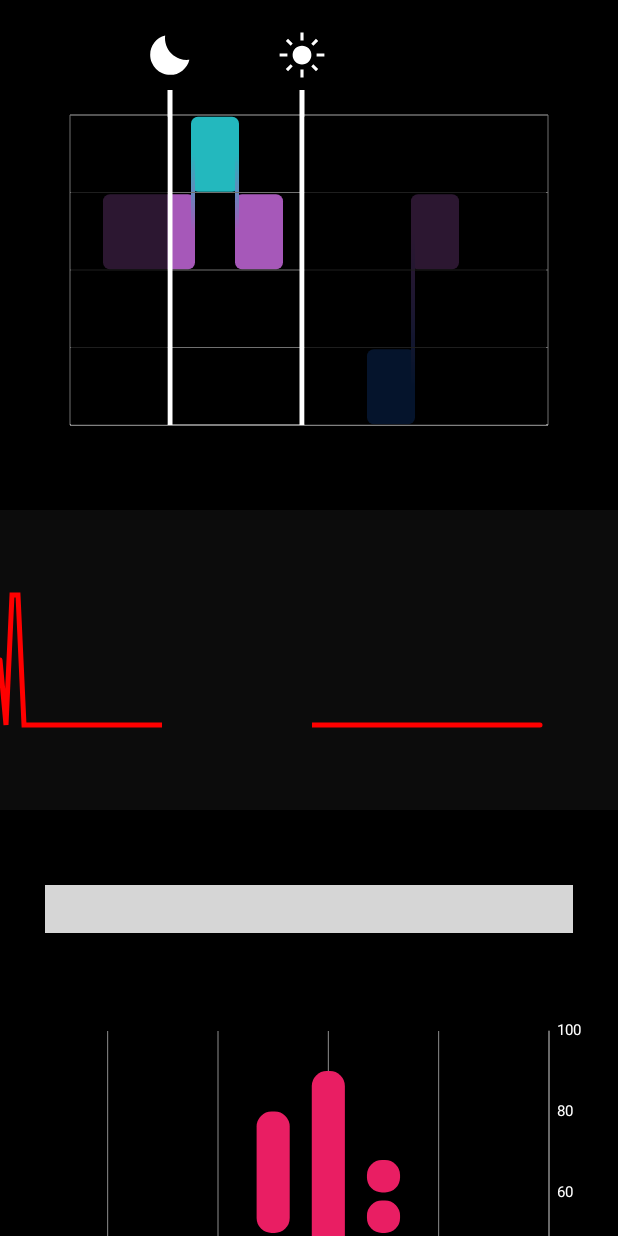
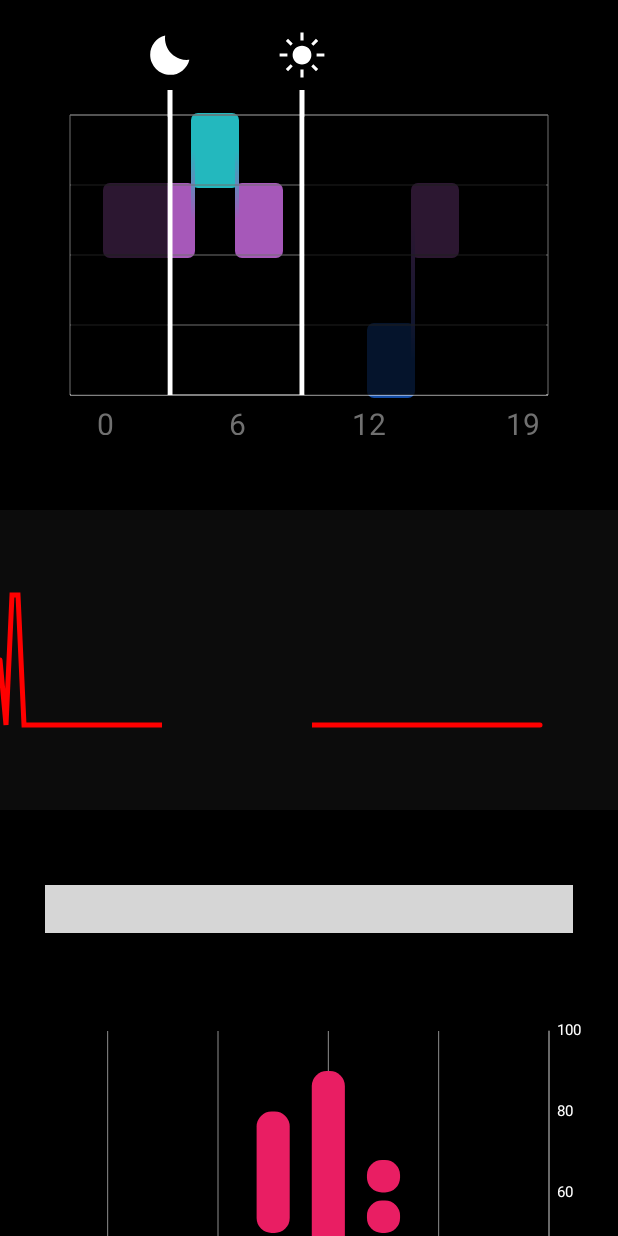
Before and after one commit to Conzumex/muse-android-libraries, an Android app: the screen it shows after launch (MainActivity), on a phone screen of 412 x 824 dp. Run offline under Robolectric (Android 15) with nearby library versions, the phone set to English and light mode, and no system bars; plain views replace ArcPointer; Roboto replaces fonts that are not available here; 14 statements that could not run were skipped; grey boxes are pictures that could not be loaded.

Commit message:
SleepStageRangeGraph fixes for labels xAxis

```diff
--- a/app/src/main/java/com/conzumex/muselibraries/MainActivity.java
+++ b/app/src/main/java/com/conzumex/muselibraries/MainActivity.java
@@ -295,7 +295,8 @@ public class MainActivity extends AppCompatActivity {
         rangeEntries.add(new SleepEntry(14,2,16));
 
         sleepGraphRange.loadData(rangeEntries);
-        sleepGraphRange.setRangeX(4,8);
+//        sleepGraphRange.setRangeX(4,8);
+        sleepGraphRange.setTextSize(30);
 //        sleepGraphRange.setMaxXvalue(8521);
         new Handler().postDelayed(()->{
             SleepStageRangeGraph.AnimateRanges(sleepGraphRange,5,11,1000);
--- a/mfmeter/src/main/java/com/conzumex/mfmeter/sleepgraph/SleepStageRangeGraph.java
+++ b/mfmeter/src/main/java/com/conzumex/mfmeter/sleepgraph/SleepStageRangeGraph.java
@@ -37,6 +37,7 @@ public class SleepStageRangeGraph extends View {
     int chartWidth,chartHeight;
     float chartValueMinx, chartValueMaxX;
     int axisSpace = 10;
+    int axisSpaceX = 10;
     int chartOffsetV = 0,chartOffsetH = 20;
     int chartOffsetTop = 0;
     int rangeIconPadding = 10;
@@ -190,14 +191,14 @@ public class SleepStageRangeGraph extends View {
         parentViewWidth = getWidth();
         parentViewHeight = getHeight();
         chartWidth = parentViewWidth-axisSpace;
-        chartHeight = parentViewHeight-axisSpace;
+        chartHeight = (int) (parentViewHeight-axisSpaceX-textSize);
 
-        if(isInEditMode()) {
-            int tempHeight = 700;
-            chartHeight = tempHeight - 100;
-            colorBackground = Color.BLACK;
-            enableGridY = true;
-        }
+//        if(isInEditMode()) {
+//            int tempHeight = 700;
+//            chartHeight = tempHeight - 100;
+//            colorBackground = Color.BLACK;
+//            enableGridY = true;
+//        }
 
         chartGraphHeight = chartHeight - chartOffsetTop;
         chartGraphWidth = chartWidth - chartOffsetH - chartPaddingH;
@@ -439,28 +440,11 @@ public class SleepStageRangeGraph extends View {
     }
 
     void drawLabels(Canvas canvas){
-        labelPaint.setColor(colorTemp);
-        if(yAXisDirection == Direction.RIGHT)
-            labelPaint.setTextAlign(Paint.Align.LEFT);
-        else
-            labelPaint.setTextAlign(Paint.Align.RIGHT);
+        //for x labels
         labelPaint.setTextSize(textSize);
-        Set<Float> yVals = SleepEntry.yValsUnique(minYvalue,maxYvalue,yGranularity);
-        labelPaint.setColor(colorYLabel);
-//        for(Float yVal : yVals){
-//            float yPos = (yVal + 1) * yDotValue;
-//            yPos = yPos +chartGraphStartY - chartOffsetTop;
-//            float labelVal = (yPos/yDotValue)-1;
-//            yPos = yPos - (yDotValue/2);
-//            yPos = chartHeight - yPos;
-//            if(changeLabelColors)
-//                labelPaint.setColor(getPosColor((int)labelVal));
-//            canvas.drawText(labelYFormatter.getLabel(labelVal),getXPos(XPos.YAXIS_LABEL),yPos+(textSize/2),labelPaint);
-//        }
-
-        //for x labels
         labelPaint.setColor(colorXLabel);
         gridPaint.setColor(gridYColor);
+        Log.d("SlRange","called");
         float xLabelInterval = (chartGraphWidth)/labelCount;
         //for the edge lines
         float startGridXpos = getXPos(XPos.GRID_X_START);
@@ -477,7 +461,7 @@ public class SleepStageRangeGraph extends View {
             labelPaint.setColor(colorEdgeHighlight);
         }
         float xValueStart = 0;
-        canvas.drawText(labelXFormatter.getLabel(xValueStart),getXPos(XPos.EDGE_LABEL_START),chartGraphEndY-chartOffsetTop + 50,labelPaint);
+        canvas.drawText(labelXFormatter.getLabel(xValueStart),getXPos(XPos.EDGE_LABEL_START),chartHeight+axisSpaceX+textSize,labelPaint);
 
         labelPaint.setTextAlign(setEdgeLabelAligned?Paint.Align.RIGHT:Paint.Align.CENTER);
         if(highlightEdgeValues) {
@@ -485,8 +469,9 @@ public class SleepStageRangeGraph extends View {
             labelPaint.setColor(colorEdgeHighlight);
         }
         float xValueEnd = chartGraphWidth/xDotValue;
-        canvas.drawText(labelXFormatter.getLabel(xValueEnd),getXPos(XPos.EDGE_LABEL_END),chartGraphEndY-chartOffsetTop + 50,labelPaint);
+        canvas.drawText(labelXFormatter.getLabel(xValueEnd),getXPos(XPos.EDGE_LABEL_END),chartHeight+axisSpaceX+textSize,labelPaint);
 
+        Log.d("SlRange","lable");
         Rect endTextBounds = new Rect();
         labelPaint.getTextBounds(labelXFormatter.getLabel(xValueEnd), 0, labelXFormatter.getLabel(xValueEnd).length(), endTextBounds);
         Rect startTextBounds = new Rect();
@@ -502,6 +487,7 @@ public class SleepStageRangeGraph extends View {
         labelPaint.setColor(colorXLabel);
         labelPaint.setTypeface(Typeface.create(fontFace, Typeface.NORMAL));
 
+        Log.d("SlRange","lable2");
         float pointValLabel = xLabelCountsInside/labelCount;
         for(int i=0;i<labelCount;i++){
             float indexAvg = pointValLabel * (i+1);
@@ -512,9 +498,10 @@ public class SleepStageRangeGraph extends View {
             gridXpos = gridXpos - getXAdjust(indexBal);
             if(enableGridY)
                 canvas.drawLine(gridXpos,chartHeight,gridXpos,0+chartOffsetTop,gridPaint);
-            canvas.drawText(labelXFormatter.getLabel(roundPos),gridXpos,chartGraphEndY -chartOffsetTop+ 50,labelPaint);
+            canvas.drawText(labelXFormatter.getLabel(roundPos),gridXpos,chartHeight+axisSpaceX+textSize ,labelPaint);
         }
 
+        Log.d("SlRange","lable3");
         gridPaint.setPathEffect(null);
     }
 
@@ -940,11 +927,18 @@ public class SleepStageRangeGraph extends View {
     public void setColorRanges(int[] colors){
         this.colorRanges = colors;
     }
-    /** set Xaxis label space.
+    /** set yaxis label space.
      *
      * default is 100*/
     public void setAxisSpace(int width){
         this.axisSpace = width;
+    }
+
+    /** set Xaxis label space.
+     *
+     * default is 10*/
+    public void setXAxisSpace(int width){
+        this.axisSpaceX = width;
     }
     /** set Xaxis label count.
      *
@@ -999,22 +993,52 @@ public class SleepStageRangeGraph extends View {
         this.saveEdgeLabelWidth = isSave;
     }
 
+    /** Set Range start and end to show highlighted in range graph
+     **/
     public void setRangeX(float start, float end){
         rangeStartX=start;
         rangeEndX=end;
         invalidate();
     }
 
+    /** Set Range start for showing highlighted in range graph
+     **/
     public void setStartRangeX(float range){
         rangeStartX=range;
         invalidate();
     }
 
+    /** Set Range end for showing highlighted in range graph
+     **/
     public void setEndRangeX(float range){
         rangeEndX=range;
         invalidate();
     }
 
+    /** Set Range Start icon drawable for showing top of range highlighted line
+     **/
+    public void setRangeStartIcon(int icon){
+        rangeStartIcon=icon;
+    }
+
+    /** Set Range End icon drawable for showing top of range highlighted line
+     **/
+    public void setRangeEndIcon(int icon){
+        rangeEndIcon=icon;
+    }
+
+    /** set the range line color */
+    public void setColorRangeLine(@ColorInt int value){
+        this.rangeLineColor = value;
+    }
+
+    /** set the range line width */
+    public void setRangeLineWidth(float value){
+        this.rangeLineWidth = value;
+    }
+
+    /** To animate the current showing range to new range
+     **/
     public static void AnimateRanges(SleepStageRangeGraph graph,float newRangeStart, float newRangeEnd, long duration){
         ValueAnimator animatorStart = ValueAnimator.ofFloat(graph.rangeStartX,newRangeStart);
         animatorStart.setDuration(duration);
@@ -1024,7 +1048,9 @@ public class SleepStageRangeGraph extends View {
         });
         animatorStart.start();
 
-        ValueAnimator animatorEnd = ValueAnimator.ofFloat(graph.rangeEndX,newRangeEnd);
+        float tempEndX = graph.rangeEndX;
+        tempEndX=tempEndX==-1?graph.maxXvalue:tempEndX;
+        ValueAnimator animatorEnd = ValueAnimator.ofFloat(tempEndX,newRangeEnd);
         animatorEnd.setDuration(duration);
         animatorEnd.addUpdateListener(animatorEnd1 -> {
             float changes = (float) animatorEnd1.getAnimatedValue();
```
